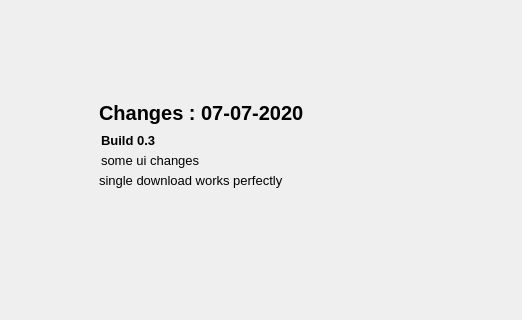
The window that youtube.ui (ShravanKumar-404/Youtube-Squeezer) describes before a commit, drawn with Qt 5; both pictures show x 571 to 1093 and y 135 to 455 of the 1093 by 648 pixel window.
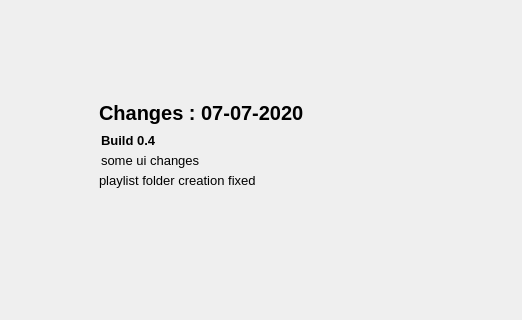
The same window after the commit.

```diff
--- a/youtube.ui
+++ b/youtube.ui
@@ -2469,7 +2469,7 @@
        </font>
       </property>
       <property name="text">
-       <string>Build 0.3</string>
+       <string>Build 0.4</string>
       </property>
      </widget>
      <widget class="QLabel" name="label_14">
@@ -2507,7 +2507,7 @@
        </font>
       </property>
       <property name="text">
-       <string>single download works perfectly</string>
+       <string>playlist folder creation fixed</string>
       </property>
      </widget>
     </widget>
```
